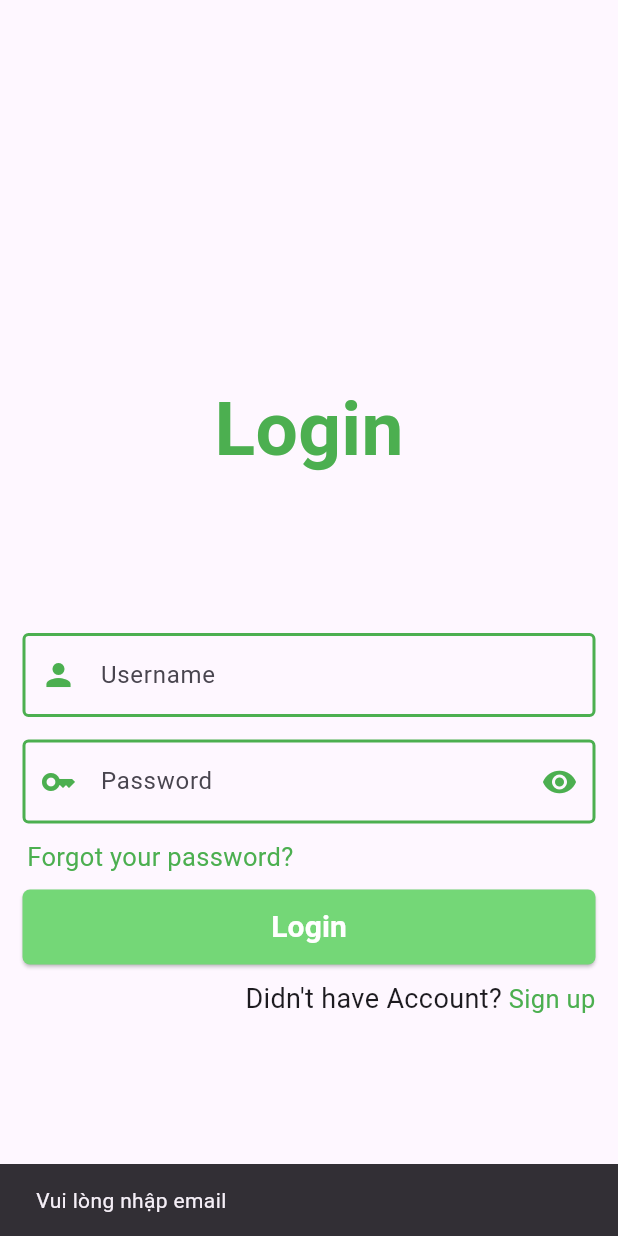
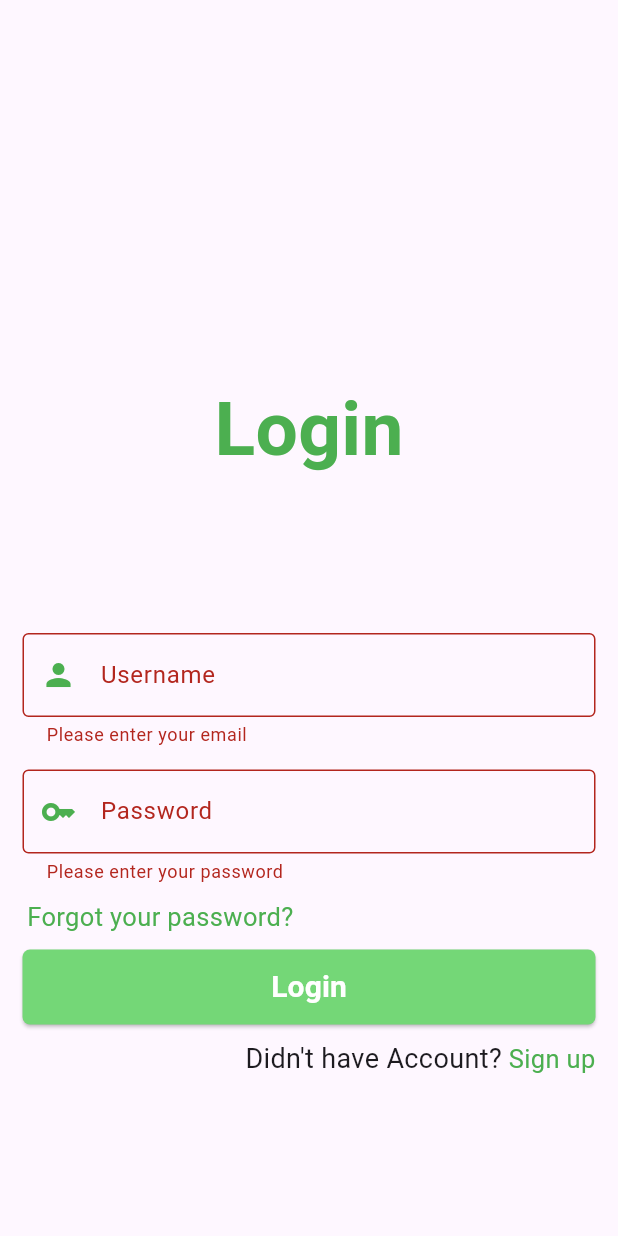
Before and after one commit to nmcuan-hihi/testflutter, a Flutter app: the screen it shows after launch, after a tap on "Login", on a phone screen of 412 x 824 dp. Run offline on Flutter 3.47's test engine with Material 3 defaults, Android fonts, the phone set to English and light mode, and no system bars; our stand-ins replace easy_localization, firebase_auth, firebase_core, flutter_bloc; accounts and stored records are empty.

Commit message:
Forgot pass screen

```diff
--- a/assets/translations/en-US.json
+++ b/assets/translations/en-US.json
@@ -13,5 +13,12 @@
     "forgot_password": "Forgot your password?",
     "login_button": "Login",
     "didn't_have_account": "Didn't have Account?",
-    "sign_up": " Sign up"
+    "sign_up": " Sign up",
+    "error": "Error",
+    "login_error": "Email or password is incorrect",
+    "forgot_password_title": "Forgot Password",
+    "input_forgot_email": "Input your email",
+    "forgot_button": "Send reset password email",
+    "email_reset_required": "Email is incorrect",
+    "email_not_found": "Email not found"
 }
--- a/lib/presentation/app.dart
+++ b/lib/presentation/app.dart
@@ -25,7 +25,7 @@ class _AppState extends State<App> {
   }
 
   void _getLocal() {
-    context.setLocale(vietnamLocal);
+    context.setLocale(englishLocal);
   }
 
   @override
--- a/lib/presentation/login_screen.dart
+++ b/lib/presentation/login_screen.dart
@@ -3,26 +3,21 @@ import 'package:flutter/material.dart';
 import 'package:firebase_auth/firebase_auth.dart';
 import 'package:easy_localization/easy_localization.dart';
 import 'homePage.dart';
+import 'forgot_password.dart';
 
-Future<User?> loginWithEmailAndPassword(String email, String password) async {
-  try {
-    UserCredential userCredential = await FirebaseAuth.instance
-        .signInWithEmailAndPassword(email: email, password: password);
+// Future<User?> loginWithEmailAndPassword(String email, String password) async {
+//   try {
+//     UserCredential userCredential = await FirebaseAuth.instance
+//         .signInWithEmailAndPassword(email: email, password: password);
 
-    return userCredential.user;
-  } on FirebaseAuthException catch (e) {
-    if (e.code == 'user-not-found') {
-      print('Không tìm thấy người dùng với email này.');
-    } else if (e.code == 'wrong-password') {
-      print('Sai mật khẩu.');
-    } else {
-      print('Lỗi không xác định: ${e.message}');
-    }
-  } catch (e) {
-    print('Đã xảy ra lỗi: $e');
-  }
-  return null;
-}
+//     return userCredential.user;
+//   } on FirebaseAuthException catch (e) {
+//     print(e.code);
+//   } catch (e) {
+//     print('Đã xảy ra lỗi: $e');
+//   }
+//   return null;
+// }
 
 class LoginScreen extends StatefulWidget {
   const LoginScreen({super.key});
@@ -35,41 +30,53 @@ class _MyWidgetState extends State<LoginScreen> {
   final TextEditingController emailController = TextEditingController();
   final TextEditingController passwordController = TextEditingController();
   final formKey = GlobalKey<FormState>();
+  String? loginlError;
   bool _obscurePassword = true;
+
+  @override
+  void initState() {
+    super.initState();
+    emailController.addListener(() {
+      setState(() {});
+    });
+    passwordController.addListener(() {
+      setState(() {});
+    });
+  }
+
+  @override
+  void dispose() {
+    emailController.dispose();
+    passwordController.dispose();
+    super.dispose();
+  }
 
   void handleLogin(BuildContext context) async {
     String email = emailController.text.trim();
     String password = passwordController.text.trim();
 
-    if (email.isEmpty) {
-      ScaffoldMessenger.of(context).showSnackBar(
-        SnackBar(content: Text('email_required'.tr())),
-      );
-      return;
-    } else if (password.isEmpty) {
-      ScaffoldMessenger.of(context).showSnackBar(
-        SnackBar(content: Text('password_required'.tr())),
-      );
-      return;
-    } else {
-      var user = await loginWithEmailAndPassword(email, password);
-      if (user != null) {
-        // Đăng nhập thành công
-        ScaffoldMessenger.of(context).showSnackBar(
-          SnackBar(content: Text('login_success'.tr())),
-        );
+    setState(() {
+      loginlError = null;
+    });
+
+    if (formKey.currentState?.validate() == true) {
+      String email = emailController.text.trim();
+      String password = passwordController.text.trim();
+
+      try {
+        UserCredential userCredential = await FirebaseAuth.instance
+            .signInWithEmailAndPassword(email: email, password: password);
+
+        if (userCredential != null) {
           Navigator.push(
             context,
-          MaterialPageRoute(
-              builder: (context) =>
-                  Homepage()), // Ensure Homepage() is a widget
+            MaterialPageRoute(builder: (context) => Homepage()),
           );
-        // Chuyển sang màn hình khác hoặc xử lý thêm
-      } else {
-        // Đăng nhập thất bại
-        ScaffoldMessenger.of(context).showSnackBar(
-          SnackBar(content: Text('login_unsucess'.tr())),
-        );
+        }
+      } on FirebaseAuthException catch (e) {
+        setState(() {
+          loginlError = 'login_error'.tr();
+        });
       }
     }
   }
@@ -112,6 +119,19 @@ class _MyWidgetState extends State<LoginScreen> {
                         focusedBorder: OutlineInputBorder(
                           borderSide:
                               BorderSide(color: Colors.green, width: 2.0),
+                        ),
+                        suffixIcon: emailController.text.isEmpty
+                            ? null
+                            : IconButton(
+                                icon: Icon(
+                                  Icons.clear,
+                                  color: Colors.green,
+                                ),
+                                onPressed: () {
+                                  setState(() {
+                                    emailController.clear();
+                                  });
+                                },
                               )),
                     autovalidateMode: AutovalidateMode.onUserInteraction,
                     validator: (value) {
@@ -123,6 +143,9 @@ class _MyWidgetState extends State<LoginScreen> {
                       RegExp regex = RegExp(emailPattern);
                       if (!regex.hasMatch(value)) {
                         return 'email_invalid'.tr();
+                      }
+                      if (loginlError != null) {
+                        return loginlError;
                       }
                       return null;
                     },
@@ -145,7 +168,8 @@ class _MyWidgetState extends State<LoginScreen> {
                       focusedBorder: OutlineInputBorder(
                         borderSide: BorderSide(color: Colors.green, width: 2.5),
                       ),
-                      suffixIcon: IconButton(
+                      suffixIcon: passwordController.text.isEmpty? null:
+                      IconButton(
                         icon: Icon(
                           _obscurePassword
                               ? Icons.visibility
@@ -159,12 +183,16 @@ class _MyWidgetState extends State<LoginScreen> {
                         },
                       ),
                     ),
+                    autovalidateMode: AutovalidateMode.onUserInteraction,
                     validator: (value) {
                       if (value == null || value.isEmpty) {
                         return 'password_required'.tr();
                       }
                       if (value.length < 6) {
                         return 'password_min_length'.tr();
+                      }
+                      if (loginlError != null) {
+                        return loginlError;
                       }
                       return null;
                     },
@@ -178,12 +206,20 @@ class _MyWidgetState extends State<LoginScreen> {
             child: Row(
               mainAxisAlignment: MainAxisAlignment.start,
               children: [
-                Text(
+                GestureDetector(
+                  onTap: () {
+                    Navigator.push(
+                        context,
+                        MaterialPageRoute(
+                            builder: (context) => ForgotPasswordScreen()));
+                  },
+                  child: Text(
                     'forgot_password'.tr(),
                     style: TextStyle(
                       color: Colors.green,
                       //fontWeight: FontWeight.bold,
                       fontSize: 17,
+                    ),
                   ),
                 ),
               ],
--- a/pubspec.yaml
+++ b/pubspec.yaml
@@ -45,6 +45,7 @@ dependencies:
   retrofit: ^3.3.1
   either_dart: ^0.3.0
   json_annotation: ^4.8.0
+  shared_preferences: ^2.3.3
 
 dev_dependencies:
   flutter_test:
```
Also changed, not shown: assets/translations/vi-VN.json (+8 -1 lines), lib/presentation/forgot_password.dart (added, +127 -0 lines), pubspec.lock. Lines whose indentation alone changed are shown as unchanged.
